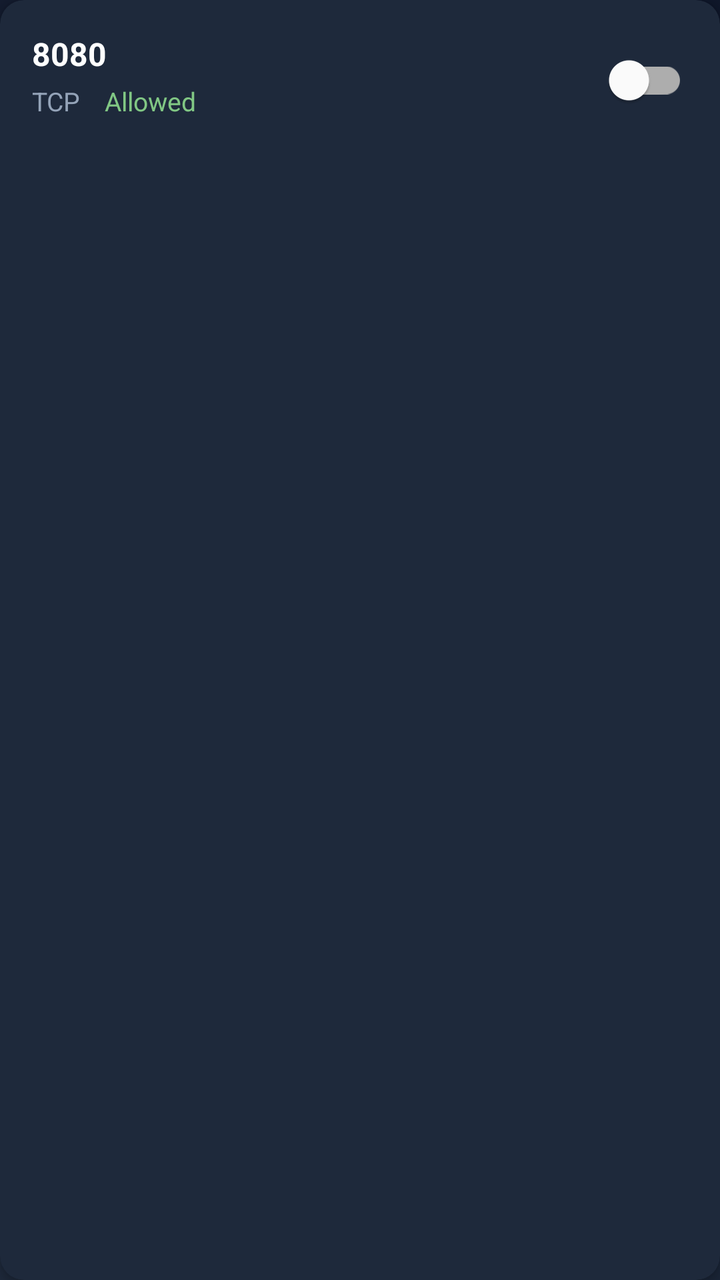
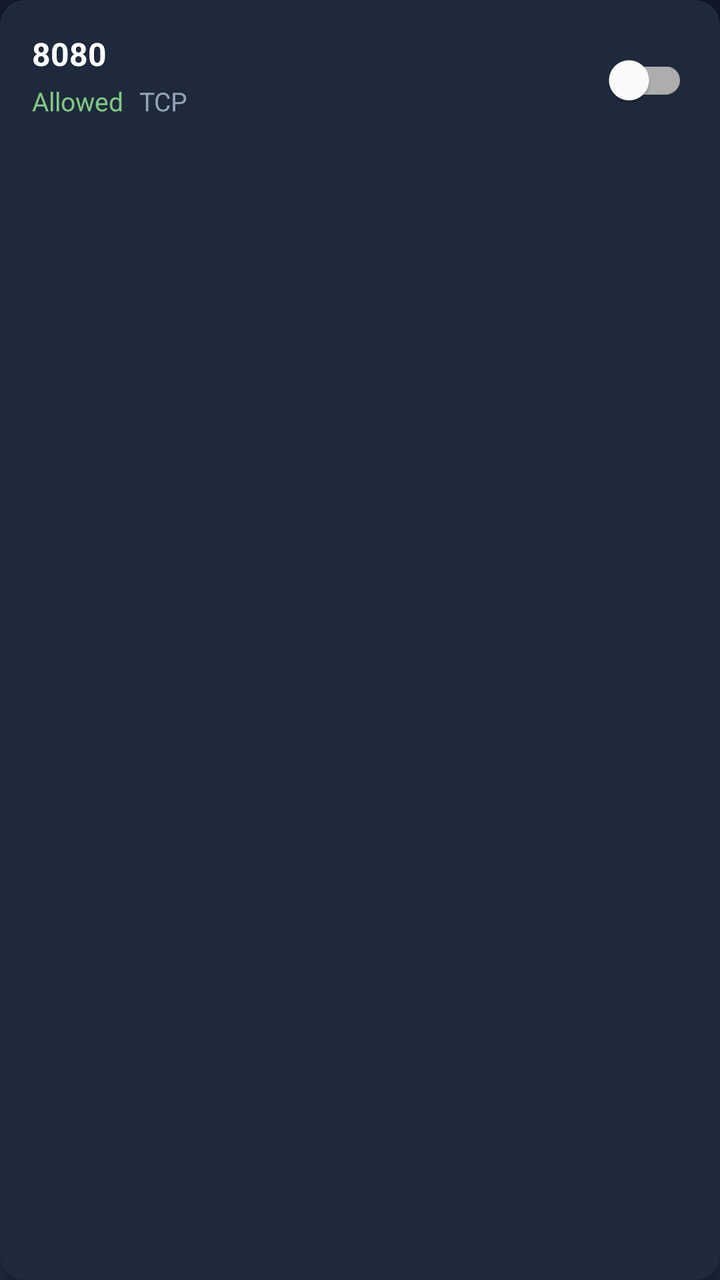

The first picture is an Android layout as it rendered before a commit; the second is the same layout after the commit. The layout source and the unified diff follow.
<!-- AndroidManifest.xml: application theme Theme.VortexTV -->
<!-- res/layout/item_firewall_port.xml -->
<?xml version="1.0" encoding="utf-8"?>
<com.google.android.material.card.MaterialCardView
    xmlns:android="http://schemas.android.com/apk/res/android"
    xmlns:app="http://schemas.android.com/apk/res-auto"
    android:layout_width="match_parent"
    android:layout_height="wrap_content"
    android:layout_marginHorizontal="8dp"
    android:layout_marginVertical="5dp"
    android:focusable="true"
    android:focusableInTouchMode="true"
    android:clickable="true"
    android:stateListAnimator="@animator/scaler"
    android:descendantFocusability="afterDescendants"
    app:cardBackgroundColor="@color/primary_light"
    app:cardCornerRadius="12dp"
    app:cardElevation="3dp">

    <androidx.constraintlayout.widget.ConstraintLayout
        android:layout_width="match_parent"
        android:layout_height="wrap_content"
        android:padding="16dp"
        android:minHeight="56dp">

        <TextView
            android:id="@+id/tvPort"
            android:layout_width="0dp"
            android:layout_height="wrap_content"
            android:text="8080"
            android:textColor="@color/white"
            android:textSize="16sp"
            android:textStyle="bold"
            android:maxLines="2"
            android:ellipsize="end"
            app:layout_constraintStart_toStartOf="parent"
            app:layout_constraintEnd_toStartOf="@id/switchBlock"
            app:layout_constraintTop_toTopOf="parent" />

        <TextView
            android:id="@+id/tvProtocol"
            android:layout_width="wrap_content"
            android:layout_height="wrap_content"
            android:text="TCP"
            android:textColor="#94A3B8"
            android:textSize="13sp"
            android:layout_marginTop="4dp"
            app:layout_constraintStart_toStartOf="parent"
            app:layout_constraintTop_toBottomOf="@id/tvPort" />

        <TextView
            android:id="@+id/tvStatus"
            android:layout_width="wrap_content"
            android:layout_height="wrap_content"
            android:text="Allowed"
            android:textColor="#81C784"
            android:textSize="13sp"
            android:layout_marginStart="12dp"
            app:layout_constraintStart_toEndOf="@id/tvProtocol"
            app:layout_constraintBaseline_toBaselineOf="@id/tvProtocol" />

        <com.google.android.material.switchmaterial.SwitchMaterial
            android:id="@+id/switchBlock"
            android:layout_width="wrap_content"
            android:layout_height="wrap_content"
            android:focusable="false"
            android:clickable="false"
            android:importantForAccessibility="no"
            app:layout_constraintEnd_toEndOf="parent"
            app:layout_constraintTop_toTopOf="parent"
            app:layout_constraintBottom_toBottomOf="parent" />

    </androidx.constraintlayout.widget.ConstraintLayout>

</com.google.android.material.card.MaterialCardView>
<!-- resources referenced by this layout -->
<resources>
  <color name="primary_light">#1E293B</color>
  <color name="white">#FFFFFFFF</color>
  <style name="Theme.VortexTV" parent="Theme.MaterialComponents.DayNight.NoActionBar">
          
          <item name="colorPrimary">@color/accent_color</item>
          <item name="colorPrimaryVariant">@color/accent_focus</item>
          <item name="colorOnPrimary">@color/white</item>
          
          <item name="colorSecondary">@color/teal_200</item>
          <item name="colorSecondaryVariant">@color/teal_700</item>
          <item name="colorOnSecondary">@color/black</item>
          
          
          <item name="android:statusBarColor">@color/primary_dark</item>
          <item name="android:windowBackground">@drawable/bg_main</item>
      </style>
  <color name="accent_color">#6366F1</color>
  <color name="accent_focus">#818CF8</color>
  <color name="teal_200">#03DAC5</color>
  <color name="teal_700">#018786</color>
  <color name="black">#FF000000</color>
  <color name="primary_dark">#0F172A</color>
  <!-- drawable bg_main (drawable) -->
  <?xml version="1.0" encoding="utf-8"?>
  <shape xmlns:android="http://schemas.android.com/apk/res/android"
      android:shape="rectangle">
      <gradient
          android:angle="45"
          android:endColor="@color/primary_dark"
          android:startColor="@color/primary_light"
          android:type="linear" />
  </shape>
</resources>

<!-- the commit's change to res/layout/item_firewall_port.xml (unified diff, before → after) -->
@@ -25,15 +25,29 @@
             android:id="@+id/tvPort"
             android:layout_width="0dp"
             android:layout_height="wrap_content"
+            android:layout_marginEnd="16dp"
+            app:layout_constrainedWidth="true"
             android:text="8080"
             android:textColor="@color/white"
             android:textSize="16sp"
             android:textStyle="bold"
-            android:maxLines="2"
+            android:maxLines="3"
             android:ellipsize="end"
+            android:breakStrategy="simple"
             app:layout_constraintStart_toStartOf="parent"
             app:layout_constraintEnd_toStartOf="@id/switchBlock"
             app:layout_constraintTop_toTopOf="parent" />
+
+        <TextView
+            android:id="@+id/tvStatus"
+            android:layout_width="wrap_content"
+            android:layout_height="wrap_content"
+            android:text="Allowed"
+            android:textColor="#81C784"
+            android:textSize="13sp"
+            android:layout_marginTop="4dp"
+            app:layout_constraintStart_toStartOf="parent"
+            app:layout_constraintTop_toBottomOf="@id/tvPort" />
 
         <TextView
             android:id="@+id/tvProtocol"
@@ -42,20 +56,9 @@
             android:text="TCP"
             android:textColor="#94A3B8"
             android:textSize="13sp"
-            android:layout_marginTop="4dp"
-            app:layout_constraintStart_toStartOf="parent"
-            app:layout_constraintTop_toBottomOf="@id/tvPort" />
-
-        <TextView
-            android:id="@+id/tvStatus"
-            android:layout_width="wrap_content"
-            android:layout_height="wrap_content"
-            android:text="Allowed"
-            android:textColor="#81C784"
-            android:textSize="13sp"
-            android:layout_marginStart="12dp"
-            app:layout_constraintStart_toEndOf="@id/tvProtocol"
-            app:layout_constraintBaseline_toBaselineOf="@id/tvProtocol" />
+            android:layout_marginStart="8dp"
+            app:layout_constraintStart_toEndOf="@id/tvStatus"
+            app:layout_constraintBaseline_toBaselineOf="@id/tvStatus" />
 
         <com.google.android.material.switchmaterial.SwitchMaterial
             android:id="@+id/switchBlock"
